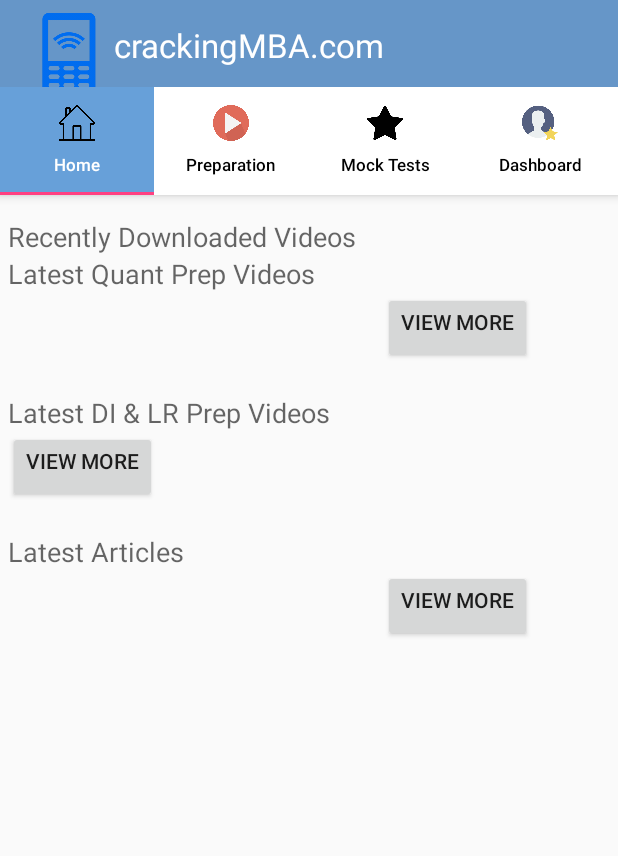
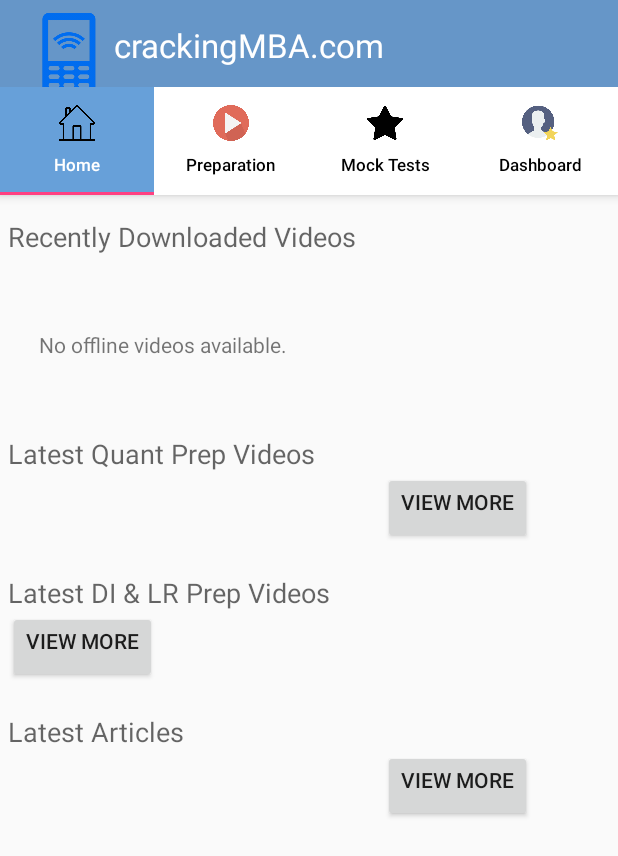
Before and after one commit to crackingmba/crackingMBABackup, an Android app: the screen it shows after launch (DashboardActivity), on a phone screen of 412 x 824 dp. Shown: the top 856 px of the screen. Run offline under Robolectric (Android 15) with nearby library versions, the phone set to English and light mode, and no system bars; pictures from the network do not load; 1 statement that could not run was skipped.

Commit message:
Download video integration

```diff
--- a/app/src/main/java/com/crackingMBA/training/FullscreenActivity.java
+++ b/app/src/main/java/com/crackingMBA/training/FullscreenActivity.java
@@ -101,7 +101,7 @@ public class FullscreenActivity extends AppCompatActivity {
         super.onCreate(savedInstanceState);
 
         setContentView(R.layout.activity_fullscreen);
-        Log.d("first","Entered into full screen video activity flag..");
+        Log.d("Suresh","Entered into full screen video activity flag..");
         Toolbar toolbar = (Toolbar) findViewById(R.id.toolbar);
 //        setSupportActionBar(toolbar);
      /*   getSupportActionBar().setDisplayHomeAsUpEnabled(true);
--- a/app/src/main/java/com/crackingMBA/training/HomeFragment.java
+++ b/app/src/main/java/com/crackingMBA/training/HomeFragment.java
@@ -123,7 +123,15 @@ public class HomeFragment extends Fragment implements View.OnClickListener {
         //mLayoutManager.setReverseLayout(false);
         //mLayoutManager.setStackFromEnd(false);
         recyclerView1.setLayoutManager(mLayoutManager1);
-        DownloadViewAdapter downloadAdapter = new DownloadViewAdapter(getDataSetDownloadedVideos());
+        ArrayList<VideoList> downloadedList=getDataSetDownloadedVideos();
+        DownloadViewAdapter downloadAdapter = new DownloadViewAdapter(downloadedList);
+        if(downloadedList.size()==0) {
+
+            rootView.findViewById(R.id.home_download_noVideos).setVisibility(View.VISIBLE);
+        }
+        else{
+            rootView.findViewById(R.id.home_download_noVideos).setVisibility(View.GONE);
+        }
         recyclerView1.setAdapter(downloadAdapter);
         recyclerView1.addItemDecoration(itemDecoration);
 
@@ -366,10 +374,10 @@ public class HomeFragment extends Fragment implements View.OnClickListener {
 
     }
 
-    public ArrayList<VideoDataObject> getDataSetDownloadedVideos() {
+    public ArrayList<VideoList> getDataSetDownloadedVideos() {
 
-        ArrayList<VideoDataObject> mockResults = new ArrayList<VideoDataObject>();
-        VideoDataObject vo = null;
+        ArrayList<VideoList> mockResults = new ArrayList<VideoList>();
+        VideoList vo = null;
 
 
         File dir = new File(CrackingConstant.localstoragepath + "/" + CrackingConstant.myFolder  + CrackingConstant.noMedia);
@@ -377,15 +385,15 @@ public class HomeFragment extends Fragment implements View.OnClickListener {
         List<VideoList> videoDataObjects = dbHelper.getAllDownloadedVideos();
         Log.d("first","get Downloaded videos"+videoDataObjects);
         for (VideoList videoDataObject : videoDataObjects) {
-            vo = new VideoDataObject();
+            vo = new VideoList();
             vo.setVideoURL(videoDataObject.getVideoURL());
             vo.setThumbnailURL(videoDataObject.getThumbnailURL());
             vo.setDuration(videoDataObject.getDuration());
             vo.setVideoTitle(videoDataObject.getVideoTitle());
             vo.setVideoDescription(videoDataObject.getVideoDescription());
-            vo.setDateOdUploaded(videoDataObject.getUploadDate());
-            vo.setVideoType(videoDataObject.getVideoCategory());
-            vo.setId(videoDataObject.getVideoID());
+            vo.setUploadDate(videoDataObject.getUploadDate());
+            vo.setVideoCategory(videoDataObject.getVideoCategory());
+            vo.setVideoID(videoDataObject.getVideoID());
 
             mockResults.add(vo);
         }
--- a/app/src/main/java/com/crackingMBA/training/adapter/DownloadViewAdapter.java
+++ b/app/src/main/java/com/crackingMBA/training/adapter/DownloadViewAdapter.java
@@ -16,6 +16,7 @@ import java.util.ArrayList;
 
 import com.crackingMBA.training.R;
 import com.crackingMBA.training.pojo.VideoDataObject;
+import com.crackingMBA.training.pojo.VideoList;
 
 /**
  * Created by Harish on 1/31/2017.
@@ -23,7 +24,7 @@ import com.crackingMBA.training.pojo.VideoDataObject;
 public class DownloadViewAdapter extends RecyclerView
         .Adapter<DownloadViewAdapter.DataObjectHolder> {
     private static String LOG_TAG = "VideoViewAdapter";
-    private ArrayList<VideoDataObject> mDataset;
+    private ArrayList<VideoList> mDataset;
     private static MyClickListener myClickListener;
 
     public static class DataObjectHolder extends RecyclerView.ViewHolder
@@ -70,7 +71,7 @@ public class DownloadViewAdapter extends RecyclerView
         this.myClickListener = myClickListener;
     }
 
-    public DownloadViewAdapter(ArrayList<VideoDataObject> myDataset) {
+    public DownloadViewAdapter(ArrayList<VideoList> myDataset) {
         mDataset = myDataset;
     }
 
@@ -107,16 +108,16 @@ public class DownloadViewAdapter extends RecyclerView
 
 
         holder.videoDescription.setText(mDataset.get(position).getVideoDescription());
-        holder.videoCategory.setText(mDataset.get(position).getVideoType());
+        holder.videoCategory.setText(mDataset.get(position).getVideoCategory());
         holder.videoURL.setText(mDataset.get(position).getVideoURL());
         // holder.videoType.setText("Latest Quant Prep Videos");
        holder.thumbnailURL.setText( mDataset.get(position).getThumbnailURL());
-        holder.dateOfUploaded.setText( mDataset.get(position).getDateOdUploaded());
-        holder.id.setText( mDataset.get(position).getId());
-        holder.videoType.setText( mDataset.get(position).getVideoType());
+        holder.dateOfUploaded.setText( mDataset.get(position).getUploadDate());
+        holder.id.setText( mDataset.get(position).getVideoDescription());
+        holder.videoType.setText( mDataset.get(position).getVideoCategory());
     }
 
-    public void addItem(VideoDataObject dataObj, int index) {
+    public void addItem(VideoList dataObj, int index) {
         Log.d("VideoViewAdapter","in addItem..");
         mDataset.add(dataObj);
         notifyItemInserted(index);
--- a/app/src/main/java/com/crackingMBA/training/adapter/HomeVideoViewAdapter.java
+++ b/app/src/main/java/com/crackingMBA/training/adapter/HomeVideoViewAdapter.java
@@ -89,6 +89,7 @@ public class HomeVideoViewAdapter extends RecyclerView
         //holder.thumbnailUrl.setImageURI(Uri.parse(mDataset.get(position).getThumbnailUrl()));
         Log.d(TAG,"in onBindViewHolder..");
        // holder.thumbnail.setImageResource(R.drawable.img1);
+        holder.id.setText(mDataset.get(position).getVideoID());
         holder.duration.setText("Duration: "+mDataset.get(position).getDuration()+"m");
         holder.videoDescription.setText(mDataset.get(position).getVideoDescription());
         holder.videoCategory.setText(mDataset.get(position).getVideoCategory());
--- a/app/src/main/res/layout/fragment_home1.xml
+++ b/app/src/main/res/layout/fragment_home1.xml
@@ -33,6 +33,17 @@
                 android:layout_height="wrap_content"
                 android:text="Recently Downloaded Videos"
                 android:textAppearance="?android:attr/textAppearanceMedium" />
+
+            <TextView
+                android:id="@+id/home_download_noVideos"
+                android:layout_width="wrap_content"
+                android:layout_height="80dp"
+                android:gravity="center_vertical"
+                android:layout_margin="20dp"
+                android:textAlignment="center"
+                android:text="No offline videos available."
+                android:textAppearance="?android:attr/textAppearanceSmall"
+                android:visibility="gone"/>
 
             <android.support.v7.widget.RecyclerView
                 android:id="@+id/home_recently_recyclerview"
```
Also changed, not shown: app/src/main/java/com/crackingMBA/training/TargetVideoActivity.java (+4 -21 lines), app/src/main/java/com/crackingMBA/training/adapter/WeekVideoViewAdapter.java (+15 -9 lines), app/src/main/java/com/crackingMBA/training/db/DBHelper.java (+4 -4 lines).
